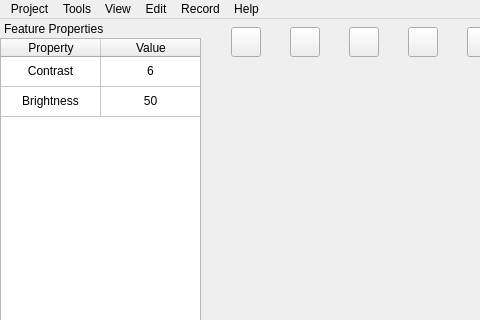
The window that mainwindow.ui (yuranxue272181/WPIMQP) describes before a commit, drawn with Qt 5; both pictures show x 0 to 480 and y 0 to 320 of the 800 by 554 pixel window.
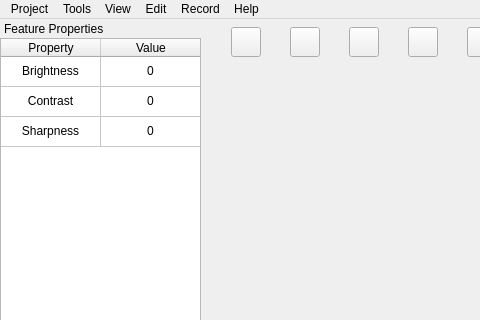
The same window after the commit. The open tabs and pages were chosen to show the change.

Commit message: add feature:control brightness with slider

The edit to the form file:
```diff
--- a/mainwindow.ui
+++ b/mainwindow.ui
@@ -424,6 +424,11 @@
        <string>2</string>
       </property>
      </row>
+     <row>
+      <property name="text">
+       <string>3</string>
+      </property>
+     </row>
      <row/>
      <column>
       <property name="text">
@@ -437,7 +442,7 @@
      </column>
      <item row="0" column="0">
       <property name="text">
-       <string>Contrast</string>
+       <string>Brightness</string>
       </property>
       <property name="textAlignment">
        <set>AlignCenter</set>
@@ -445,7 +450,7 @@
      </item>
      <item row="0" column="1">
       <property name="text">
-       <string>6</string>
+       <string>0</string>
       </property>
       <property name="textAlignment">
        <set>AlignCenter</set>
@@ -453,7 +458,23 @@
      </item>
      <item row="1" column="0">
       <property name="text">
-       <string>Brightness</string>
+       <string>Contrast</string>
+      </property>
+      <property name="textAlignment">
+       <set>AlignCenter</set>
+      </property>
+     </item>
+     <item row="1" column="1">
+      <property name="text">
+       <string>0</string>
+      </property>
+      <property name="textAlignment">
+       <set>AlignCenter</set>
+      </property>
+     </item>
+     <item row="2" column="0">
+      <property name="text">
+       <string>Sharpness</string>
       </property>
       <property name="font">
        <font>
@@ -464,9 +485,9 @@
        <set>AlignCenter</set>
       </property>
      </item>
-     <item row="1" column="1">
+     <item row="2" column="1">
       <property name="text">
-       <string>50</string>
+       <string>0</string>
       </property>
       <property name="textAlignment">
        <set>AlignCenter</set>
```
Left out of the diff: 4 changed lines with no effect on the pictures. The commit also changes 17 other files.
